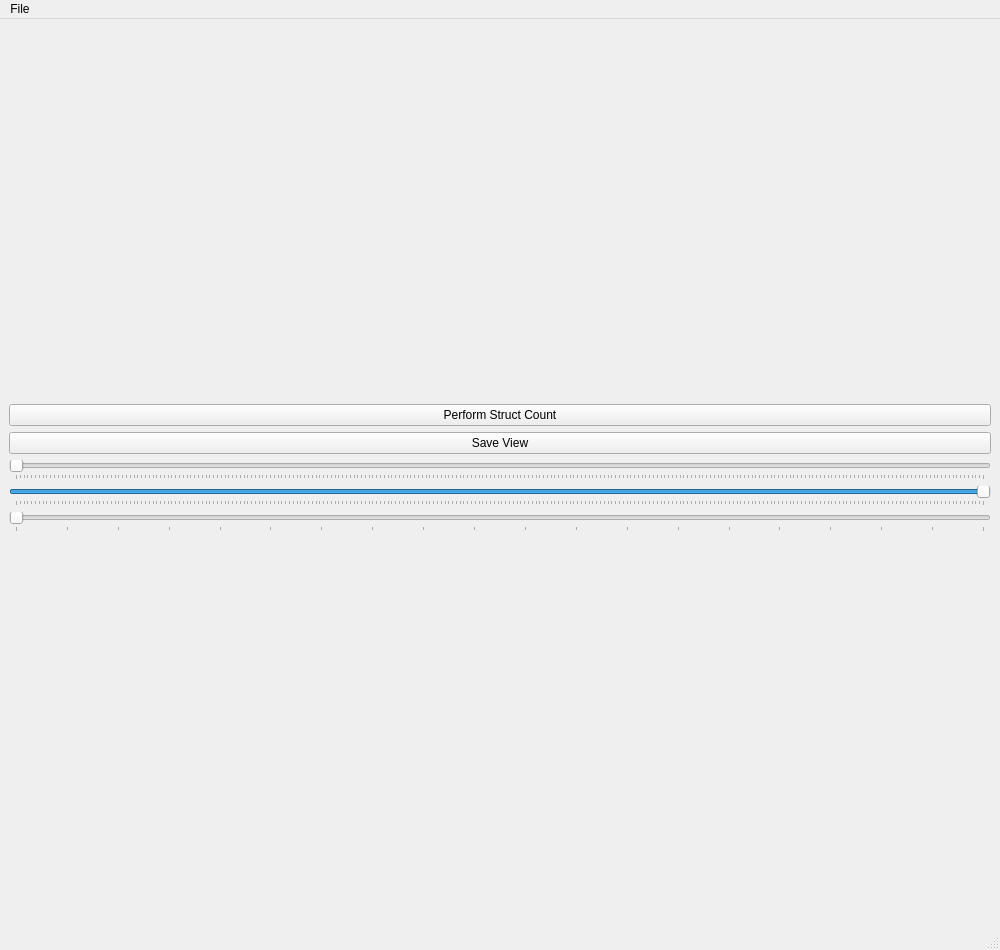
The window that stim_tool_main_window.ui (MartNied/STIM_Tool) describes before a commit, drawn with Qt 5.
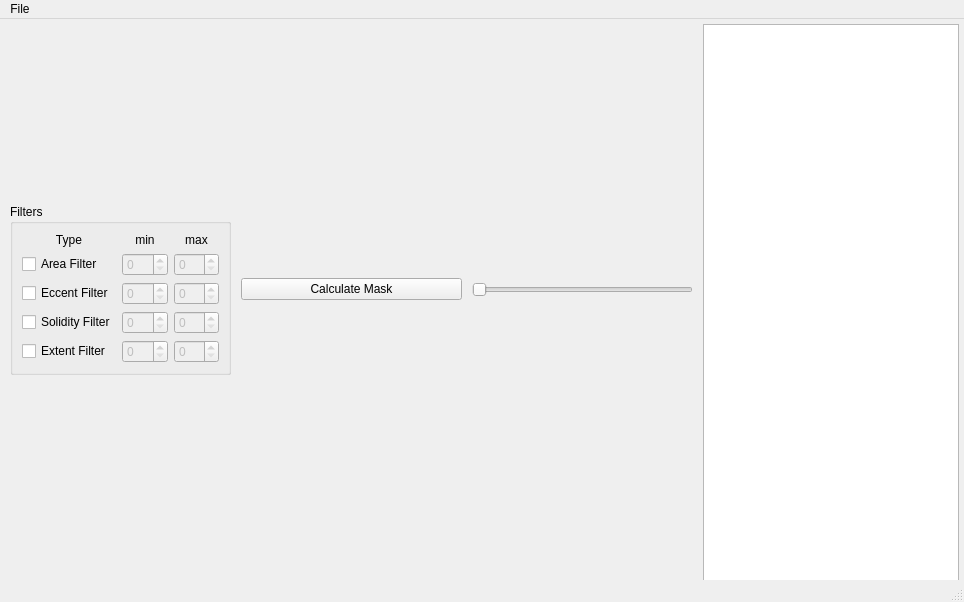
The same window after the commit. Icons and pictures are not drawn.

Commit message: started layout and created base app

Diff of the .ui file:
```diff
--- a/stim_tool_main_window.ui
+++ b/stim_tool_main_window.ui
@@ -2,12 +2,15 @@
 <ui version="4.0">
  <class>MainWindow</class>
  <widget class="QMainWindow" name="MainWindow">
+  <property name="enabled">
+   <bool>true</bool>
+  </property>
   <property name="geometry">
    <rect>
     <x>0</x>
     <y>0</y>
-    <width>1000</width>
-    <height>950</height>
+    <width>964</width>
+    <height>602</height>
    </rect>
   </property>
   <property name="sizePolicy">
@@ -16,6 +19,12 @@
     <verstretch>0</verstretch>
    </sizepolicy>
   </property>
+  <property name="minimumSize">
+   <size>
+    <width>400</width>
+    <height>225</height>
+   </size>
+  </property>
   <property name="windowTitle">
    <string>STIM Tool</string>
   </property>
@@ -23,118 +32,279 @@
    <iconset>
     <normaloff>meduni_logo.png</normaloff>meduni_logo.png</iconset>
   </property>
-  <widget class="QWidget" name="centralwidget">
-   <layout class="QVBoxLayout" name="verticalLayout_3">
+  <widget class="QWidget" name="VLayout">
+   <layout class="QVBoxLayout" name="TopLayout">
+    <property name="spacing">
+     <number>10</number>
+    </property>
     <property name="leftMargin">
-     <number>9</number>
+     <number>10</number>
     </property>
     <property name="topMargin">
-     <number>9</number>
+     <number>5</number>
     </property>
     <property name="rightMargin">
-     <number>9</number>
+     <number>5</number>
     </property>
     <property name="bottomMargin">
      <number>0</number>
     </property>
     <item>
-     <layout class="QVBoxLayout" name="mainVerticalLayout">
+     <layout class="QHBoxLayout" name="CenterLayout" stretch="0,0">
+      <property name="spacing">
+       <number>10</number>
+      </property>
+      <property name="sizeConstraint">
+       <enum>QLayout::SetMaximumSize</enum>
+      </property>
+      <property name="leftMargin">
+       <number>0</number>
+      </property>
+      <property name="topMargin">
+       <number>0</number>
+      </property>
+      <property name="rightMargin">
+       <number>0</number>
+      </property>
       <item>
-       <layout class="QGridLayout" name="bottomGridLayout">
-        <item row="8" column="1">
-         <widget class="QSlider" name="par2Slider">
-          <property name="maximum">
-           <number>255</number>
+       <layout class="QVBoxLayout" name="verticalLayout">
+        <item>
+         <layout class="QHBoxLayout" name="imageDisplayLayout">
+          <property name="spacing">
+           <number>6</number>
           </property>
-          <property name="sliderPosition">
-           <number>255</number>
-          </property>
-          <property name="orientation">
-           <enum>Qt::Horizontal</enum>
-          </property>
-          <property name="tickPosition">
-           <enum>QSlider::TicksBelow</enum>
-          </property>
-          <property name="tickInterval">
-           <number>1</number>
-          </property>
-         </widget>
+         </layout>
         </item>
-        <item row="6" column="1">
-         <widget class="QSlider" name="par1Slider">
-          <property name="maximum">
-           <number>255</number>
-          </property>
-          <property name="orientation">
-           <enum>Qt::Horizontal</enum>
-          </property>
-          <property name="tickPosition">
-           <enum>QSlider::TicksBelow</enum>
-          </property>
-          <property name="tickInterval">
-           <number>1</number>
-          </property>
-         </widget>
-        </item>
-        <item row="0" column="1">
-         <widget class="QPushButton" name="countButton">
-          <property name="text">
-           <string>Perform Struct Count</string>
-          </property>
-         </widget>
-        </item>
-        <item row="10" column="1">
-         <widget class="QLabel" name="bottomLabel">
-          <property name="sizePolicy">
-           <sizepolicy hsizetype="Minimum" vsizetype="Maximum">
-            <horstretch>0</horstretch>
-            <verstretch>0</verstretch>
-           </sizepolicy>
-          </property>
-          <property name="wordWrap">
-           <bool>true</bool>
-          </property>
-         </widget>
-        </item>
-        <item row="4" column="1">
-         <widget class="QPushButton" name="saveButton">
-          <property name="text">
-           <string>Save View</string>
-          </property>
-         </widget>
-        </item>
-        <item row="9" column="1">
-         <widget class="QSlider" name="par3Slider">
-          <property name="minimum">
-           <number>1</number>
-          </property>
-          <property name="maximum">
-           <number>20</number>
-          </property>
-          <property name="orientation">
-           <enum>Qt::Horizontal</enum>
-          </property>
-          <property name="tickPosition">
-           <enum>QSlider::TicksBelow</enum>
-          </property>
-          <property name="tickInterval">
-           <number>1</number>
-          </property>
-         </widget>
+        <item>
+         <layout class="QGridLayout" name="ControlPanelLayout">
+          <item row="2" column="0">
+           <widget class="QGroupBox" name="groupBox">
+            <property name="title">
+             <string>Filters</string>
+            </property>
+            <layout class="QVBoxLayout" name="verticalLayout_2">
+             <item>
+              <layout class="QGridLayout" name="gridLayout">
+               <item row="0" column="1">
+                <widget class="QLabel" name="label">
+                 <property name="sizePolicy">
+                  <sizepolicy hsizetype="Minimum" vsizetype="Minimum">
+                   <horstretch>0</horstretch>
+                   <verstretch>0</verstretch>
+                  </sizepolicy>
+                 </property>
+                 <property name="text">
+                  <string>min</string>
+                 </property>
+                 <property name="alignment">
+                  <set>Qt::AlignCenter</set>
+                 </property>
+                </widget>
+               </item>
+               <item row="1" column="1">
+                <widget class="QSpinBox" name="spinBox">
+                 <property name="enabled">
+                  <bool>false</bool>
+                 </property>
+                </widget>
+               </item>
+               <item row="1" column="2">
+                <widget class="QSpinBox" name="spinBox_10">
+                 <property name="enabled">
+                  <bool>false</bool>
+                 </property>
+                </widget>
+               </item>
+               <item row="0" column="2">
+                <widget class="QLabel" name="label_2">
+                 <property name="sizePolicy">
+                  <sizepolicy hsizetype="Minimum" vsizetype="Minimum">
+                   <horstretch>0</horstretch>
+                   <verstretch>0</verstretch>
+                  </sizepolicy>
+                 </property>
+                 <property name="text">
+                  <string>max</string>
+                 </property>
+                 <property name="alignment">
+                  <set>Qt::AlignCenter</set>
+                 </property>
+                </widget>
+               </item>
+               <item row="4" column="1">
+                <widget class="QSpinBox" name="spinBox_6">
+                 <property name="enabled">
+                  <bool>false</bool>
+                 </property>
+                </widget>
+               </item>
+               <item row="5" column="0">
+                <widget class="QCheckBox" name="extentFilterCheckBox">
+                 <property name="text">
+                  <string>Extent Filter</string>
+                 </property>
+                </widget>
+               </item>
+               <item row="2" column="0">
+                <widget class="QCheckBox" name="eccentFilterCheckBox">
+                 <property name="text">
+                  <string>Eccent Filter</string>
+                 </property>
+                </widget>
+               </item>
+               <item row="4" column="0">
+                <widget class="QCheckBox" name="solidityFilterCheckBox">
+                 <property name="text">
+                  <string>Solidity Filter</string>
+                 </property>
+                </widget>
+               </item>
+               <item row="1" column="0">
+                <widget class="QCheckBox" name="areaFilterCheckBox">
+                 <property name="text">
+                  <string>Area Filter</string>
+                 </property>
+                 <property name="tristate">
+                  <bool>false</bool>
+                 </property>
+                </widget>
+               </item>
+               <item row="4" column="2">
+                <widget class="QSpinBox" name="spinBox_8">
+                 <property name="enabled">
+                  <bool>false</bool>
+                 </property>
+                </widget>
+               </item>
+               <item row="2" column="2">
+                <widget class="QSpinBox" name="spinBox_2">
+                 <property name="enabled">
+                  <bool>false</bool>
+                 </property>
+                </widget>
+               </item>
+               <item row="2" column="1">
+                <widget class="QSpinBox" name="spinBox_7">
+                 <property name="enabled">
+                  <bool>false</bool>
+                 </property>
+                </widget>
+               </item>
+               <item row="5" column="2">
+                <widget class="QSpinBox" name="spinBox_9">
+                 <property name="enabled">
+                  <bool>false</bool>
+                 </property>
+                </widget>
+               </item>
+               <item row="5" column="1">
+                <widget class="QSpinBox" name="spinBox_5">
+                 <property name="enabled">
+                  <bool>false</bool>
+                 </property>
+                </widget>
+               </item>
+               <item row="0" column="0">
+                <widget class="QLabel" name="label_3">
+                 <property name="text">
+                  <string>Type</string>
+                 </property>
+                 <property name="alignment">
+                  <set>Qt::AlignCenter</set>
+                 </property>
+                </widget>
+               </item>
+              </layout>
+             </item>
+            </layout>
+           </widget>
+          </item>
+          <item row="2" column="1">
+           <widget class="QPushButton" name="maskButton">
+            <property name="text">
+             <string>Calculate Mask</string>
+            </property>
+           </widget>
+          </item>
+          <item row="2" column="2">
+           <widget class="QSlider" name="contrastTransformSlider">
+            <property name="sizePolicy">
+             <sizepolicy hsizetype="Minimum" vsizetype="Fixed">
+              <horstretch>0</horstretch>
+              <verstretch>0</verstretch>
+             </sizepolicy>
+            </property>
+            <property name="minimum">
+             <number>0</number>
+            </property>
+            <property name="maximum">
+             <number>255</number>
+            </property>
+            <property name="singleStep">
+             <number>1</number>
+            </property>
+            <property name="sliderPosition">
+             <number>0</number>
+            </property>
+            <property name="tracking">
+             <bool>true</bool>
+            </property>
+            <property name="orientation">
+             <enum>Qt::Horizontal</enum>
+            </property>
+            <property name="invertedAppearance">
+             <bool>false</bool>
+            </property>
+            <property name="invertedControls">
+             <bool>false</bool>
+            </property>
+           </widget>
+          </item>
+         </layout>
         </item>
        </layout>
       </item>
+      <item>
+       <widget class="QListView" name="listView">
+        <property name="sizePolicy">
+         <sizepolicy hsizetype="Preferred" vsizetype="Preferred">
+          <horstretch>0</horstretch>
+          <verstretch>0</verstretch>
+         </sizepolicy>
+        </property>
+        <property name="minimumSize">
+         <size>
+          <width>256</width>
+          <height>601</height>
+         </size>
+        </property>
+        <property name="maximumSize">
+         <size>
+          <width>256</width>
+          <height>16777215</height>
+         </size>
+        </property>
+       </widget>
+      </item>
      </layout>
     </item>
+    <item>
+     <widget class="QLabel" name="bottomLabel">
+      <property name="text">
+       <string/>
+      </property>
+     </widget>
+    </item>
    </layout>
   </widget>
+  <widget class="QStatusBar" name="statusbar"/>
   <widget class="QMenuBar" name="menubar">
    <property name="geometry">
     <rect>
      <x>0</x>
      <y>0</y>
-     <width>1000</width>
-     <height>22</height>
+     <width>964</width>
+     <height>21</height>
     </rect>
    </property>
    <widget class="QMenu" name="menuFile">
@@ -148,7 +318,6 @@
    </widget>
    <addaction name="menuFile"/>
   </widget>
-  <widget class="QStatusBar" name="statusbar"/>
   <action name="openAction">
    <property name="text">
     <string>Open</string>
```
Left out of the diff: 131 changed lines with no effect on the pictures. The commit also changes 7 other files.
